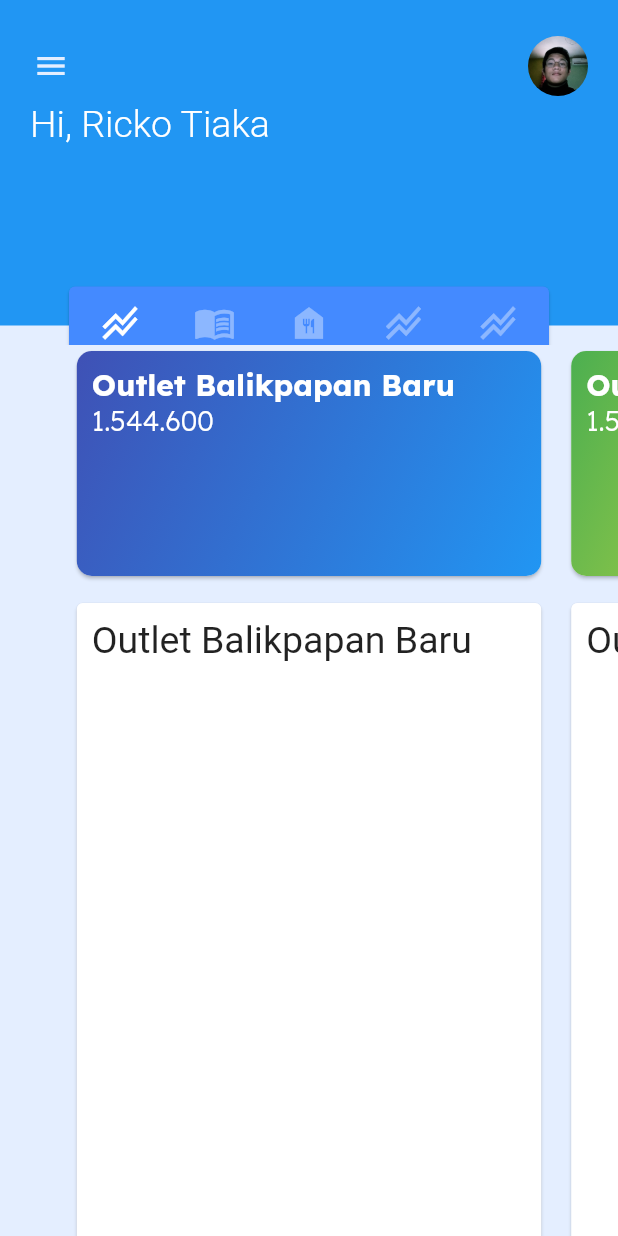
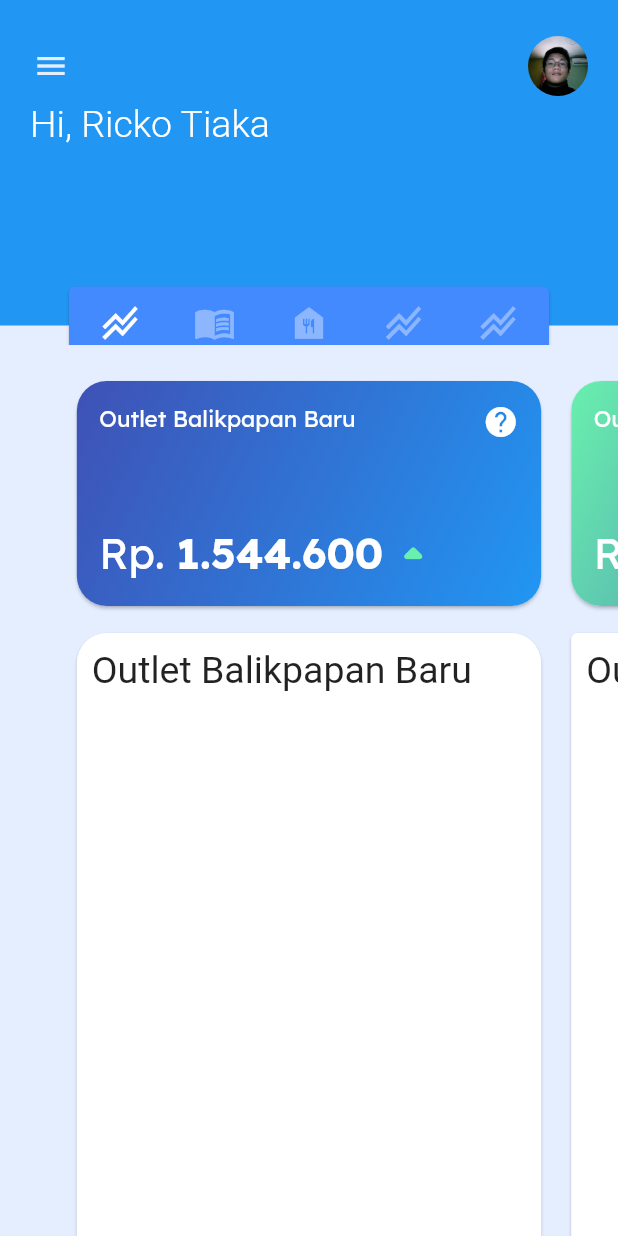
Before and after one commit to younixue3/android_pos_ui, a Flutter app: the screen it shows after launch, on a phone screen of 412 x 824 dp. Run offline on Flutter 3.47's test engine with Material 2 defaults, Android fonts, the phone set to English and light mode, and no system bars; drawn by our look-alikes of carousel_slider; our stand-ins replace fl_chart.

Commit message:
Fixing Design

```diff
--- a/lib/main.dart
+++ b/lib/main.dart
@@ -176,11 +176,15 @@ class _MyHomePageState extends State<MyHomePage> {
             // flexibleSpace:
           ),
           SliverToBoxAdapter(
-            child: CarouselSlider(
+              child: Container(
+            margin: EdgeInsets.only(top: 20),
+            child: Column(
+              children: [
+                CarouselSlider(
                   options: CarouselOptions(
                     reverse: false,
                     enableInfiniteScroll: false,
-                aspectRatio: 0.3,
+                    aspectRatio: 0.6,
                     pageViewKey: PageStorageKey<String>('carousel_slider'),
                   ),
                   items: [
@@ -190,13 +194,13 @@ class _MyHomePageState extends State<MyHomePage> {
                         children: [
                           Card(
                             shape: RoundedRectangleBorder(
-                            borderRadius: BorderRadius.circular(10)),
+                                borderRadius: BorderRadius.circular(20)),
                             child: Container(
                               width: 500,
                               height: 150,
-                          padding: EdgeInsetsDirectional.all(10),
+                              padding: EdgeInsetsDirectional.all(15),
                               decoration: BoxDecoration(
-                            borderRadius: BorderRadius.circular(10),
+                                borderRadius: BorderRadius.circular(20),
                                 gradient: LinearGradient(
                                     begin: Alignment.topLeft,
                                     end: Alignment.bottomRight,
@@ -206,24 +210,58 @@ class _MyHomePageState extends State<MyHomePage> {
                                     ]),
                               ),
                               child: Column(
+                                mainAxisAlignment:
+                                    MainAxisAlignment.spaceBetween,
                                 crossAxisAlignment: CrossAxisAlignment.start,
+                                children: [
+                                  Row(
+                                    mainAxisAlignment:
+                                        MainAxisAlignment.spaceBetween,
                                     children: [
                                       Text(
                                         'Outlet Balikpapan Baru',
                                         style: TextStyle(
                                             color: Colors.white,
-                                    fontSize: 20,
+                                            fontSize: 15,
+                                            fontFamily: "Lexend"),
+                                      ),
+                                      IconButton(
+                                        padding: EdgeInsets.all(0),
+                                        constraints:
+                                            BoxConstraints(maxHeight: 20),
+                                        onPressed: () {},
+                                        icon: Icon(
+                                          Icons.help,
+                                          color: Colors.white,
+                                        ),
+                                      ),
+                                    ],
+                                  ),
+                                  Row(
+                                    children: [
+                                      Text(
+                                        'Rp. ',
+                                        style: TextStyle(
+                                            color: Colors.white,
+                                            fontSize: 28,
                                             fontFamily: "Lexend",
-                                    fontWeight: FontWeight.bold),
+                                            fontWeight: FontWeight.w500),
                                       ),
                                       Text(
                                         '1.544.600',
                                         style: TextStyle(
                                             color: Colors.white,
-                                    fontSize: 18,
+                                            fontSize: 28,
                                             fontFamily: "Lexend",
-                                    fontWeight: FontWeight.w300),
+                                            fontWeight: FontWeight.w700),
                                       ),
+                                      Icon(
+                                        Icons.arrow_drop_up_rounded,
+                                        color: Colors.greenAccent,
+                                        size: 40,
+                                      )
+                                    ],
+                                  )
                                 ],
                               ),
                             ),
@@ -233,6 +271,8 @@ class _MyHomePageState extends State<MyHomePage> {
                             width: 500,
                             margin: EdgeInsets.only(top: 10),
                             child: Card(
+                              shape: RoundedRectangleBorder(
+                                  borderRadius: BorderRadius.circular(20)),
                               child: Container(
                                 padding: EdgeInsets.all(10),
                                 child: Text('Outlet Balikpapan Baru',
@@ -249,40 +289,74 @@ class _MyHomePageState extends State<MyHomePage> {
                         children: [
                           Card(
                             shape: RoundedRectangleBorder(
-                            borderRadius: BorderRadius.circular(10)),
+                                borderRadius: BorderRadius.circular(20)),
                             child: Container(
                               width: 500,
                               height: 150,
-                          padding: EdgeInsetsDirectional.all(10),
+                              padding: EdgeInsetsDirectional.all(15),
                               decoration: BoxDecoration(
-                            borderRadius: BorderRadius.circular(10),
+                                borderRadius: BorderRadius.circular(20),
                                 gradient: LinearGradient(
                                     begin: Alignment.topLeft,
                                     end: Alignment.bottomRight,
                                     colors: [
-                                  Colors.green,
-                                  Colors.yellow,
+                                      Colors.greenAccent,
+                                      Colors.indigo,
                                     ]),
                               ),
                               child: Column(
+                                mainAxisAlignment:
+                                    MainAxisAlignment.spaceBetween,
                                 crossAxisAlignment: CrossAxisAlignment.start,
+                                children: [
+                                  Row(
+                                    mainAxisAlignment:
+                                        MainAxisAlignment.spaceBetween,
                                     children: [
                                       Text(
                                         'Outlet Balikpapan Baru',
                                         style: TextStyle(
                                             color: Colors.white,
-                                    fontSize: 20,
+                                            fontSize: 15,
+                                            fontFamily: "Lexend"),
+                                      ),
+                                      IconButton(
+                                        padding: EdgeInsets.all(0),
+                                        constraints:
+                                            BoxConstraints(maxHeight: 20),
+                                        onPressed: () {},
+                                        icon: Icon(
+                                          Icons.help,
+                                          color: Colors.white,
+                                        ),
+                                      ),
+                                    ],
+                                  ),
+                                  Row(
+                                    children: [
+                                      Text(
+                                        'Rp. ',
+                                        style: TextStyle(
+                                            color: Colors.white,
+                                            fontSize: 28,
                                             fontFamily: "Lexend",
-                                    fontWeight: FontWeight.bold),
+                                            fontWeight: FontWeight.w500),
                                       ),
                                       Text(
                                         '1.544.600',
                                         style: TextStyle(
                                             color: Colors.white,
-                                    fontSize: 18,
+                                            fontSize: 28,
                                             fontFamily: "Lexend",
-                                    fontWeight: FontWeight.w300),
+                                            fontWeight: FontWeight.w700),
                                       ),
+                                      Icon(
+                                        Icons.arrow_drop_down_rounded,
+                                        color: Colors.redAccent,
+                                        size: 40,
+                                      )
+                                    ],
+                                  )
                                 ],
                               ),
                             ),
@@ -304,7 +378,9 @@ class _MyHomePageState extends State<MyHomePage> {
                     ),
                   ],
                 ),
-          )
+              ],
+            ),
+          ))
         ],
       ),
     );
```
Lines whose indentation alone changed are shown as unchanged.
